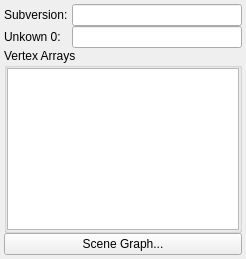
The window that widgets/ModelForm.ui (blank63/j3dview) describes before a commit, drawn with Qt 5.
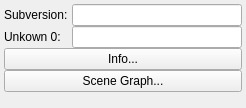
The same window after the commit.

Commit message: Added info dialog

Patch:
```diff
--- a/widgets/ModelForm.ui
+++ b/widgets/ModelForm.ui
@@ -7,7 +7,7 @@
     <x>0</x>
     <y>0</y>
     <width>246</width>
-    <height>259</height>
+    <height>108</height>
    </rect>
   </property>
   <property name="windowTitle">
@@ -66,46 +66,6 @@
      </property>
     </widget>
    </item>
-   <item row="2" column="0" colspan="2">
-    <widget class="QGroupBox" name="group_vertex_array_info">
-     <property name="title">
-      <string>Vertex Arrays</string>
-     </property>
-     <layout class="QVBoxLayout" name="group_vertex_array_info_layout">
-      <property name="spacing">
-       <number>0</number>
-      </property>
-      <property name="leftMargin">
-       <number>0</number>
-      </property>
-      <property name="topMargin">
-       <number>0</number>
-      </property>
-      <property name="rightMargin">
-       <number>0</number>
-      </property>
-      <property name="bottomMargin">
-       <number>0</number>
-      </property>
-      <item>
-       <widget class="QPlainTextEdit" name="vertex_array_info">
-        <property name="minimumSize">
-         <size>
-          <width>0</width>
-          <height>100</height>
-         </size>
-        </property>
-        <property name="lineWrapMode">
-         <enum>QPlainTextEdit::NoWrap</enum>
-        </property>
-        <property name="readOnly">
-         <bool>true</bool>
-        </property>
-       </widget>
-      </item>
-     </layout>
-    </widget>
-   </item>
    <item row="3" column="0" colspan="2">
     <widget class="QPushButton" name="scene_graph_button">
      <property name="text">
@@ -113,6 +73,13 @@
      </property>
     </widget>
    </item>
+   <item row="2" column="0" colspan="2">
+    <widget class="QPushButton" name="info_button">
+     <property name="text">
+      <string>Info...</string>
+     </property>
+    </widget>
+   </item>
   </layout>
  </widget>
  <tabstops>
```
Left out of the diff: 2 changed lines with no effect on the pictures. The commit also changes 3 other files.
